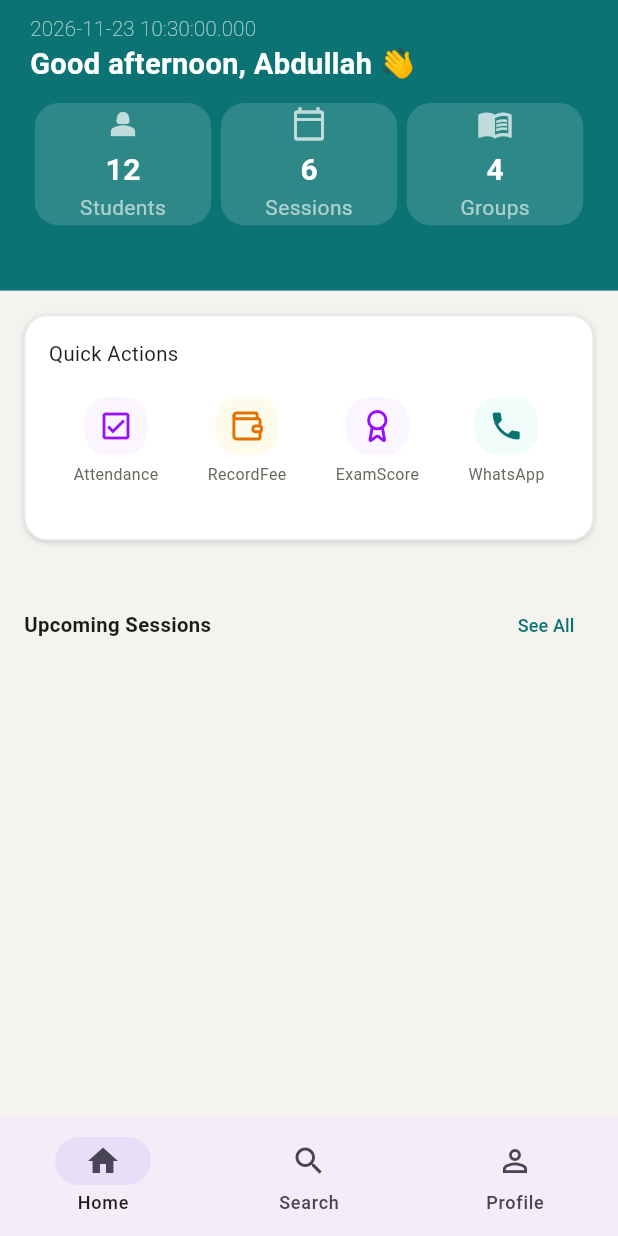
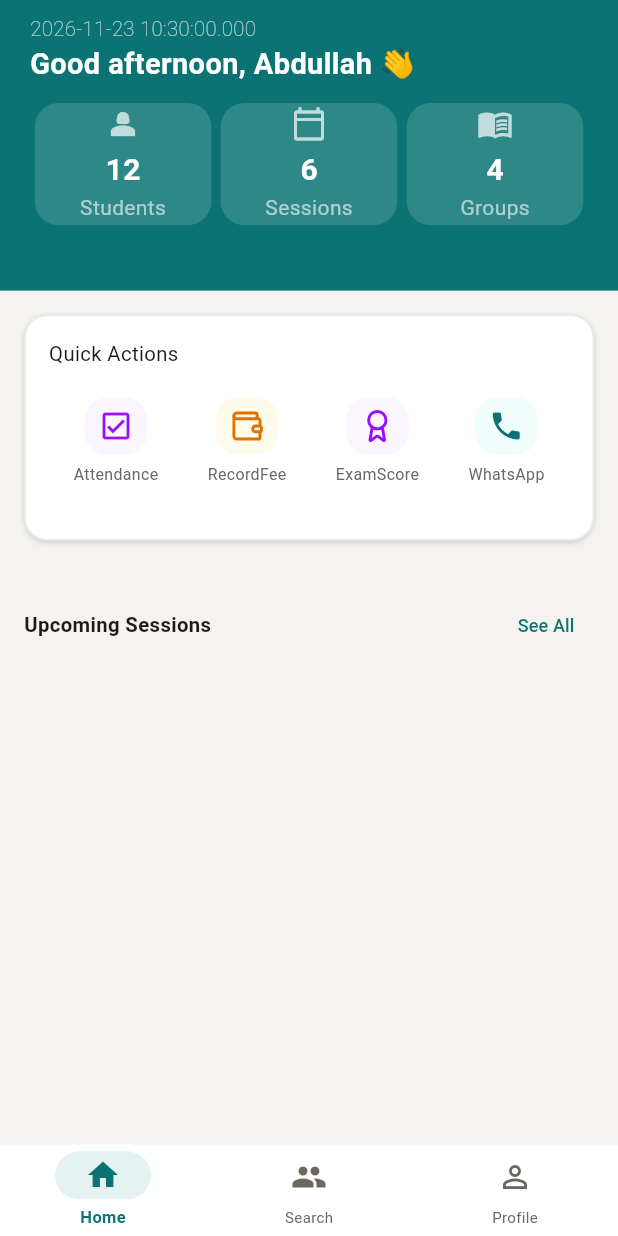
Before and after one commit to EyadWaleid/TutorDesk, a Flutter app: the screen it shows after launch, on a phone screen of 412 x 824 dp. Run offline on Flutter 3.47's test engine with Material 3 defaults, Android fonts, the phone set to English and light mode, and no system bars; our stand-ins replace drift, drift_flutter, flutter_bloc, flutter_screenutil, flutter_svg, get_it and 3 more; accounts and stored records are empty; generated files the repository leaves out were written again.

Commit message:
the navbar is done

```diff
--- a/lib/Core/Style/AppColours.dart
+++ b/lib/Core/Style/AppColours.dart
@@ -3,6 +3,7 @@ import 'dart:ui';
 class AppColors {
   static const Color backgroundLightColour = Color(0xFFF4F3EF);
   static const Color primaryLightColour = Color(0xFF0B7373);
+  static const Color primaryLightGreen = Color(0xFFE4F2F2);
   static const Color primaryDarkColour = Color(0xFF42A5F5);
   static const Color backgroundDarkColour = Color(0xFF0D1B2A);
   static const Color containerLightColour = Color(0xFFFFFFFF);
--- a/lib/Core/Style/ThemeApp.dart
+++ b/lib/Core/Style/ThemeApp.dart
@@ -13,6 +13,7 @@ class ThemeApp {
             enabledButtonColour: AppColors.enabledButtonLightColour,
             textColour: AppColors.textLightColour,
             textGrey: AppColors.lightTextGrey,
+            primaryLightGreen: AppColors.primaryLightGreen,
             primaryColour: AppColors.primaryLightColour, primaryBlack: AppColors.primaryBlack,)
       ]
   );
@@ -23,7 +24,7 @@ class ThemeApp {
             enabledButtonColour: AppColors.enabledButtonDarkColour,
             textColour: AppColors.textDarkColour,
             textGrey: AppColors.darkTextGrey,
-            primaryColour: AppColors.primaryDarkColour, primaryBlack:AppColors.primaryBlack,)
+            primaryColour: AppColors.primaryDarkColour, primaryBlack:AppColors.primaryBlack, primaryLightGreen: AppColors.primaryLightGreen,)
       ]
   );
 }
--- a/lib/Core/Style/coloursExtention.dart
+++ b/lib/Core/Style/coloursExtention.dart
@@ -8,6 +8,7 @@ import 'package:flutter/material.dart';
   Color textGrey;
   Color primaryColour ;
   Color primaryBlack ;
+  Color primaryLightGreen ;
 
   TutorDeskColours({
     required this.backgroundColour,
@@ -16,8 +17,9 @@ import 'package:flutter/material.dart';
     required this.textColour,
     required this.textGrey,
     required this.primaryColour,
-    required this.primaryBlack
-  });
+    required this.primaryBlack,
+  required this.primaryLightGreen });
+
 
   @override
   ThemeExtension<TutorDeskColours> copyWith({
@@ -27,7 +29,8 @@ import 'package:flutter/material.dart';
     Color? textColour,
     Color? textGrey,
     Color? primaryColour,
-    Color? primaryBlack
+    Color? primaryBlack ,
+    Color? primaryLightGreen
   }) {
     return TutorDeskColours(
       backgroundColour: backgroundColour ?? this.backgroundColour,
@@ -36,7 +39,7 @@ import 'package:flutter/material.dart';
       textColour: textColour ?? this.textColour,
       textGrey: textGrey ?? this.textGrey,
       primaryColour: primaryColour ?? this.primaryColour,
-      primaryBlack: primaryBlack ?? this.primaryBlack,
+      primaryBlack: primaryBlack ?? this.primaryBlack, primaryLightGreen: primaryLightGreen ?? this.primaryLightGreen,
     );
   }
 
@@ -60,7 +63,7 @@ import 'package:flutter/material.dart';
       )!,
       textColour: Color.lerp(textColour, other.textColour, t)!,
       textGrey: Color.lerp(textGrey, other.textGrey, t)!, primaryColour: Color.lerp(primaryColour, other.primaryColour, t)!
-        , primaryBlack: Color.lerp(primaryBlack, other.primaryBlack, t)!
+        , primaryBlack: Color.lerp(primaryBlack, other.primaryBlack, t)!, primaryLightGreen: Color.lerp(primaryLightGreen,other.primaryLightGreen, t)!
     );
   }
 }
--- a/lib/Screens/HomeScreen/presentation/view/MainPage.dart
+++ b/lib/Screens/HomeScreen/presentation/view/MainPage.dart
@@ -1,25 +1,55 @@
 import 'package:flutter/material.dart';
 import 'package:go_router/go_router.dart';
+import 'package:flutter_screenutil/flutter_screenutil.dart';
+import '../../../../Core/Style/coloursExtention.dart';
 class ScaffoldWithNavBar extends StatelessWidget {
   const ScaffoldWithNavBar({super.key, required this.navigationShell});
   final StatefulNavigationShell navigationShell;
 
   @override
   Widget build(BuildContext context) {
+    final themeColors = Theme.of(context).extension<TutorDeskColours>();
+
     return Scaffold(
       body: navigationShell,
-      bottomNavigationBar: NavigationBar(
+      bottomNavigationBar: NavigationBarTheme(data: NavigationBarThemeData(
+        iconTheme: WidgetStateProperty.resolveWith((states) {
+          if(states.contains(WidgetState.selected)){
+            return IconThemeData(color: themeColors?.primaryColour);
+          }
+           return IconThemeData(color: themeColors?.textGrey);
+        },),
+        labelTextStyle: WidgetStateTextStyle.resolveWith((states) {
+          if(states.contains(WidgetState.selected)){
+            return TextStyle(
+              color: themeColors?.primaryColour ,
+              fontSize: 11 ,
+              fontWeight: FontWeight.bold
+            );
+          }
+          return TextStyle(
+              color: themeColors?.textGrey ,
+              fontSize: 10 ,
+          );
+
+        })
+      ),
+          child: NavigationBar(
+        backgroundColor: Colors.white,
+        indicatorColor:themeColors?.primaryLightGreen,
+        height: 63.h,
+
         selectedIndex: navigationShell.currentIndex,
         onDestinationSelected: (i) => navigationShell.goBranch(
           i,
           initialLocation: i == navigationShell.currentIndex,
         ),
         destinations: const [
-          NavigationDestination(icon: Icon(Icons.home_outlined), selectedIcon: Icon(Icons.home), label: 'Home'),
-          NavigationDestination(icon: Icon(Icons.search), label: 'Search'),
+          NavigationDestination(icon: Icon(Icons.home_outlined), selectedIcon: Icon(Icons.home), label: 'Home' ),
+          NavigationDestination(icon: Icon(Icons.group), label: 'Search'),
           NavigationDestination(icon: Icon(Icons.person_outline), selectedIcon: Icon(Icons.person), label: 'Profile'),
         ],
-      ),
+      )),
     );
   }
 }
```
